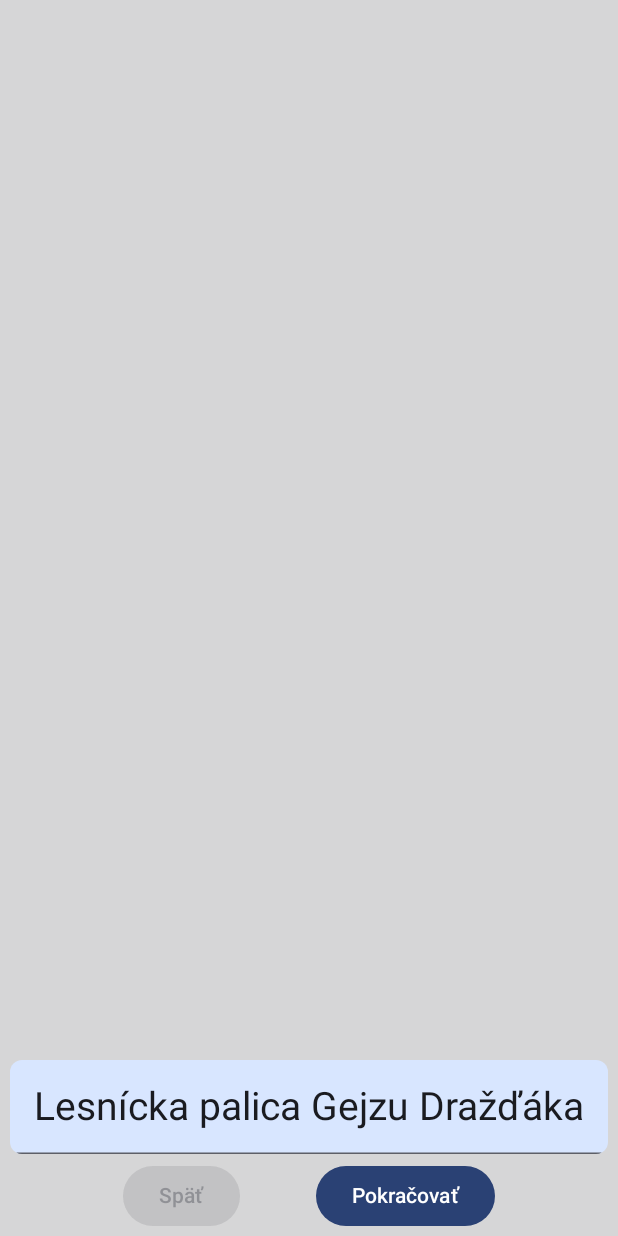
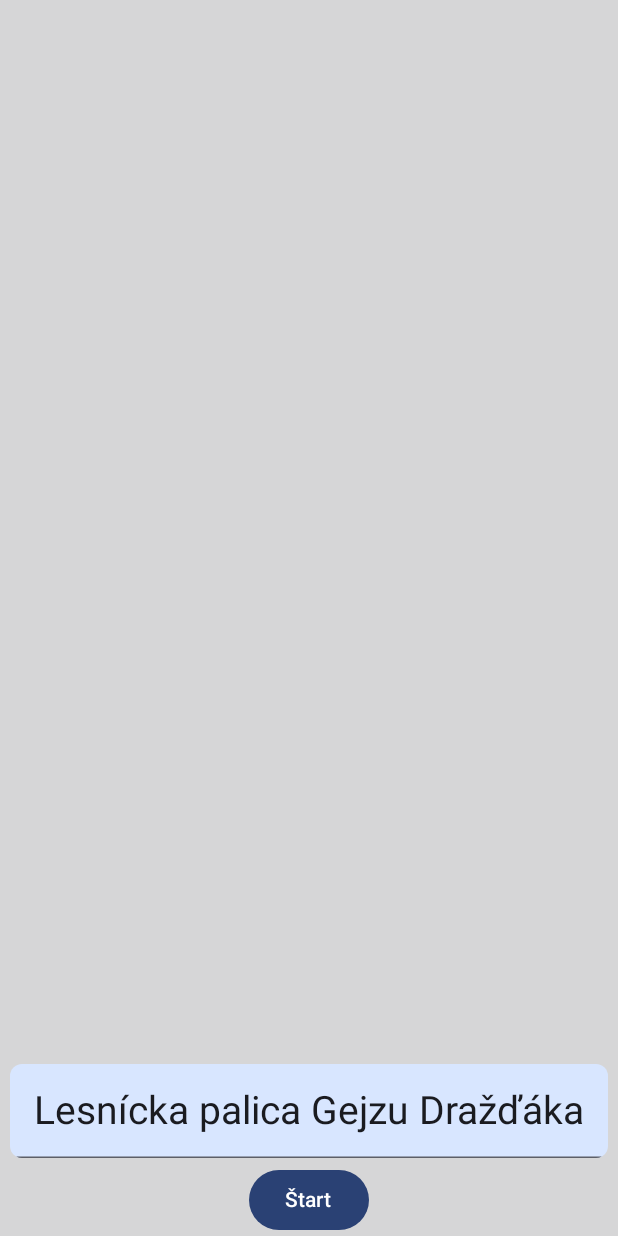
Before and after one commit to peterpivarnik/Game, an Android app built with Jetpack Compose: the MainActivity screen opened directly, with no data from a screen before it, on a phone screen of 412 x 824 dp. Run offline under Robolectric (Android 15) with nearby library versions, the phone set to English and light mode, and no system bars.

Commit message:
Added yes button

```diff
--- a/app/src/main/java/com/example/game/MainActivity.kt
+++ b/app/src/main/java/com/example/game/MainActivity.kt
@@ -49,7 +49,7 @@ class MainActivity : ComponentActivity() {
 
 @Composable
 fun DrazdakGame(innerPadding: PaddingValues) {
-    val h1 = TextHolder("Lesnícka palica Gejzu Dražďáka", 26.sp)
+    val h1 = TextHolder("Lesnícka palica Gejzu Dražďáka", "Štart", 26.sp, true)
     val h2 = TextHolder(
             "Kde bolo, tam bolo, žil raz v petržalských lesoch jeden lesník. " +
                     "Tento lesník sa volal Gejza Dražďák a mal na starosti lesy na petržalskej strane Dunaja. " +
@@ -63,11 +63,10 @@ fun DrazdakGame(innerPadding: PaddingValues) {
         TextHolder("Raz sa stalo, že sa mu táto lesnícka palica stratila. Gejza netušil kde sa jeho lesnícka palica nachádza. " +
                            "Bez toho aby vedel kde je jeho kúzelná palica sa nemohol vybrať do lesa.")
 
-    val h6 = TextHolder("Chcel by si pomôcť Gejzovi nájsť stratenú lesnícku palicu?",
-                        16.sp,
-                        true)
+    val h6 = TextHolder("Chcel by si pomôcť Gejzovi nájsť stratenú lesnícku palicu?", "Áno", 16.sp, true)
+    val h7 = TextHolder("Poďme na to:")
 
-    val myTexts = listOf(h1, h2, h3, h4, h5, h6)
+    val myTexts = listOf(h1, h2, h3, h4, h5, h6, h7)
 
     MyApp(myTexts)
 }
@@ -80,8 +79,7 @@ private fun MyApp(myTexts: List<TextHolder>) {
             .paint(painterResource(id = R.drawable.forrester2), contentScale = ContentScale.Crop),
            verticalArrangement = Arrangement.Bottom,
            horizontalAlignment = Alignment.CenterHorizontally) {
-        TextField(
-                value = myTexts[index].displayText,
+        TextField(value = myTexts[index].displayText,
                   onValueChange = {},
                   modifier = Modifier.padding(vertical = 4.dp),
                   shape = RoundedCornerShape(8.dp),
@@ -91,8 +89,8 @@ private fun MyApp(myTexts: List<TextHolder>) {
                   colors = OutlinedTextFieldDefaults.colors(unfocusedContainerColor = Color(0xffd8e6ff),
                                                             focusedContainerColor = Color(0xffd8e6ff)))
         if (myTexts[index].oneButton) {
-            Button(enabled = index > 0, onClick = { index++ }) {
-                Text(text = "Áno")
+            Button(onClick = { index++ }) {
+                Text(text = myTexts[index].firstButtonText)
             }
         }
         else {
--- a/app/src/main/java/com/example/game/TextHolder.kt
+++ b/app/src/main/java/com/example/game/TextHolder.kt
@@ -3,4 +3,7 @@ package com.example.game
 import androidx.compose.ui.unit.TextUnit
 import androidx.compose.ui.unit.sp
 
-data class TextHolder(val displayText: String, val fontSize: TextUnit = 16.sp, val oneButton: Boolean = false)
+data class TextHolder(val displayText: String,
+                      val firstButtonText: String = "Späť",
+                      val fontSize: TextUnit = 16.sp,
+                      val oneButton: Boolean = false)
```
Lines whose indentation alone changed are shown as unchanged.
